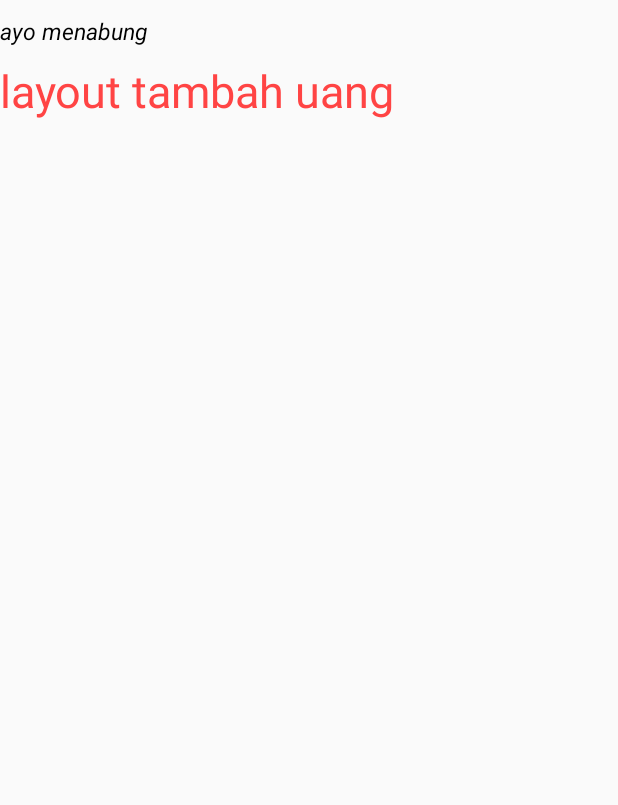
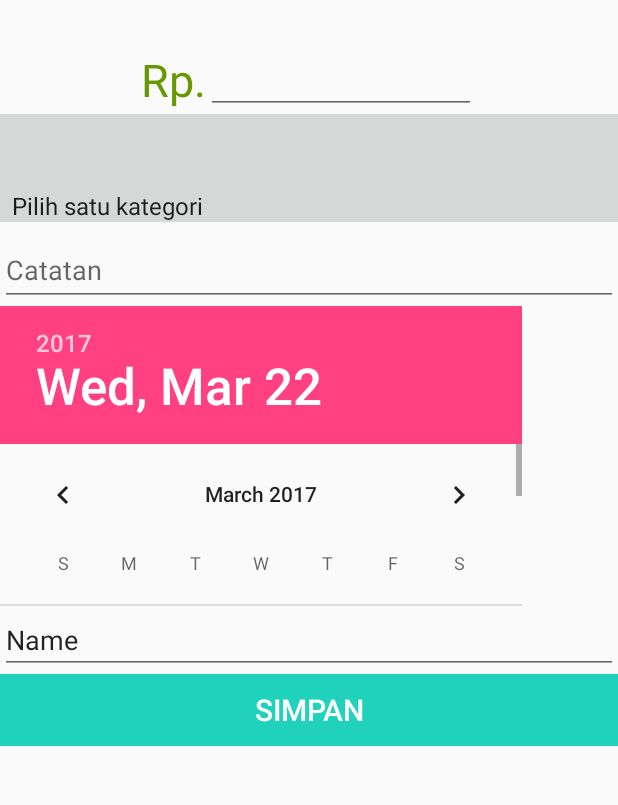
Before and after one commit to ViramelianaXIR133/Cost.In, an Android app: the fragment TambahFragment placed in its activity, on a phone screen of 412 x 824 dp, the part 84-889 px from its top. Run offline under Robolectric (Android 15) with nearby library versions, the phone set to English and light mode, and no system bars.

Commit message:
Layout tambah belum fix

```diff
--- a/app/src/main/java/id/sch/smktelkom_mlg/project2/xirpl11517192933/costin/TambahFragment.java
+++ b/app/src/main/java/id/sch/smktelkom_mlg/project2/xirpl11517192933/costin/TambahFragment.java
@@ -1,11 +1,20 @@
 package id.sch.smktelkom_mlg.project2.xirpl11517192933.costin;
 
 
+import android.app.DatePickerDialog;
+import android.os.Build;
 import android.os.Bundle;
+import android.support.annotation.RequiresApi;
 import android.support.v4.app.Fragment;
 import android.view.LayoutInflater;
 import android.view.View;
 import android.view.ViewGroup;
+import android.widget.DatePicker;
+import android.widget.EditText;
+import android.widget.Spinner;
+import android.widget.TextView;
+
+import java.util.Calendar;
 
 
 /**
@@ -13,6 +22,11 @@ import android.view.ViewGroup;
  */
 public class TambahFragment extends Fragment {
 
+    TextView etTgl;
+    int mYear;
+    int mMonth;
+    int mDay;
+    Spinner spJenis;
 
     public TambahFragment() {
         // Required empty public constructor
@@ -22,8 +36,32 @@ public class TambahFragment extends Fragment {
     @Override
     public View onCreateView(LayoutInflater inflater, ViewGroup container,
                              Bundle savedInstanceState) {
+        View v = inflater.inflate(R.layout.tambah_layout, container, false);
+
+        spJenis = (Spinner) v.findViewById(R.id.spinnerJenis);
+
+        etTgl = (EditText) v.findViewById(R.id.editTexttgl);
+
+        etTgl.setOnClickListener(new View.OnClickListener() {
+            @RequiresApi(api = Build.VERSION_CODES.N)
+            @Override
+            public void onClick(View view) {
+                Calendar mcurrentDate = Calendar.getInstance();
+                mYear = mcurrentDate.get(Calendar.YEAR);
+                mMonth = mcurrentDate.get(Calendar.MONTH);
+                mDay = mcurrentDate.get(Calendar.DAY_OF_MONTH);
+
+                DatePickerDialog mDatePicker = new DatePickerDialog(getActivity(), new DatePickerDialog.OnDateSetListener() {
+                    public void onDateSet(DatePicker datePicker, int selectedyear, int selectedmonth, int selectedday) {
+
+                    }
+                }, mYear, mMonth, mDay);
+                mDatePicker.setTitle("Select date");
+                mDatePicker.show();
+            }
+        });
+
         // Inflate the layout for this fragment
         return inflater.inflate(R.layout.tambah_layout, container, false);
     }
-
 }
--- /dev/null
+++ b/app/src/main/res/drawable/bgbtn.xml
@@ -0,0 +1,7 @@
+<?xml version="1.0" encoding="utf-8"?>
+<selector xmlns:android="http://schemas.android.com/apk/res/android">
+    <item android:drawable="@color/bg_screen2" android:state_pressed="true" />
+    <item android:drawable="@color/dot_light_screen2" android:state_hovered="true" />
+    <item android:drawable="@color/bg_screen2" />
+
+</selector>
--- /dev/null
+++ b/app/src/main/res/layout/fragment_date_picker.xml
@@ -0,0 +1,13 @@
+<FrameLayout xmlns:android="http://schemas.android.com/apk/res/android"
+    xmlns:tools="http://schemas.android.com/tools"
+    android:layout_width="match_parent"
+    android:layout_height="match_parent"
+    tools:context="id.sch.smktelkom_mlg.project2.xirpl11517192933.costin.DatePickerFragment">
+
+    <!-- TODO: Update blank fragment layout -->
+    <TextView
+        android:layout_width="match_parent"
+        android:layout_height="match_parent"
+        android:text="@string/hello_blank_fragment" />
+
+</FrameLayout>
--- a/app/src/main/res/layout/tambah_layout.xml
+++ b/app/src/main/res/layout/tambah_layout.xml
@@ -1,32 +1,93 @@
-<FrameLayout xmlns:android="http://schemas.android.com/apk/res/android"
+<LinearLayout xmlns:android="http://schemas.android.com/apk/res/android"
     xmlns:tools="http://schemas.android.com/tools"
     android:layout_width="match_parent"
-    android:layout_height="match_parent"
+    android:layout_height="wrap_content"
+    android:orientation="vertical"
+    android:textAlignment="center"
+
+    android:weightSum="1"
     tools:context="id.sch.smktelkom_mlg.project2.xirpl11517192933.costin.TambahFragment">
 
     <!-- TODO: Update blank fragment layout -->
 
-    <TextView
-        android:id="@+id/textView"
-        android:layout_width="wrap_content"
+    <LinearLayout
+        android:layout_width="match_parent"
         android:layout_height="wrap_content"
-        android:layout_centerHorizontal="true"
-        android:layout_marginTop="40dp"
+        android:layout_weight="0.19"
         android:gravity="center"
-        android:text="layout tambah uang"
-        android:textColor="@android:color/holo_red_light"
-        android:textSize="30sp" />
+        android:orientation="horizontal"
+        android:weightSum="1">
 
-    <TextView
-        android:layout_width="wrap_content"
+        <TextView
+            android:id="@+id/textViewRp"
+            android:layout_width="wrap_content"
+            android:layout_height="wrap_content"
+            android:layout_centerHorizontal="true"
+            android:paddingTop="30dp"
+            android:text="Rp."
+            android:textAlignment="center"
+            android:textColor="@android:color/holo_green_dark"
+            android:textSize="30sp" />
+
+        <EditText
+            android:layout_width="0dp"
+            android:layout_height="wrap_content"
+            android:layout_weight="0.49"
+            android:inputType="numberSigned"
+            android:paddingTop="30dp"
+            android:textAlignment="center"
+            android:textColor="@android:color/holo_green_dark"
+            android:textSize="26dp" />
+
+    </LinearLayout>
+
+    <Spinner
+        android:id="@+id/spinnerJenis"
+        android:layout_width="match_parent"
         android:layout_height="wrap_content"
-        android:layout_below="@+id/textView"
-        android:layout_centerHorizontal="true"
-        android:layout_marginTop="10dp"
-        android:autoLink="web"
-        android:text="ayo menabung"
-        android:textColor="#000"
-        android:textSize="15sp"
-        android:textStyle="italic" />
+        android:background="?attr/colorButtonNormal"
+        android:entries="@array/jenis"
+        android:paddingTop="50dp"
+        android:popupBackground="@color/dot_light_screen4" />
 
-</FrameLayout>
+    <android.support.design.widget.TextInputLayout
+        android:layout_width="match_parent"
+        android:layout_height="wrap_content">
+
+        <EditText
+            android:id="@+id/editTextDetail"
+            android:layout_width="match_parent"
+            android:layout_height="wrap_content"
+            android:ems="10"
+            android:hint="Catatan"
+            android:inputType="text"
+            android:paddingTop="10dp" />
+
+    </android.support.design.widget.TextInputLayout>
+
+    <DatePicker
+        android:id="@+id/datePicker"
+        android:layout_width="match_parent"
+        android:layout_height="200dp" />
+
+    <EditText
+        android:id="@+id/editTexttgl"
+        android:layout_width="match_parent"
+        android:layout_height="wrap_content"
+        android:layout_weight="0.19"
+        android:ems="10"
+        android:inputType="textPersonName"
+        android:text="Name" />
+
+    <Button
+        android:id="@+id/buttonSimpan"
+        style="@style/Base.TextAppearance.AppCompat.Title"
+        android:layout_width="match_parent"
+        android:layout_height="wrap_content"
+        android:background="@drawable/bgbtn"
+        android:text="Simpan"
+        android:textAlignment="center"
+        android:textColor="@android:color/white" />
+
+
+</LinearLayout>
--- /dev/null
+++ b/app/src/main/res/values/arrays.xml
@@ -0,0 +1,14 @@
+<?xml version="1.0" encoding="utf-8"?>
+<resources>
+    <string-array name="jenis">
+        <item> Pilih satu kategori </item>
+        <item> Makanan dan minuman </item>
+        <item> Tagihan </item>
+        <item> Transportasi </item>
+        <item> Belanja </item>
+        <item> Kesehatan </item>
+        <item> Pendidikan </item>
+        <item> Pribadi </item>
+        <item> Lain-lain </item>
+    </string-array>
+</resources>
--- a/app/src/main/res/values/colors.xml
+++ b/app/src/main/res/values/colors.xml
@@ -2,7 +2,7 @@
 <resources>
     <color name="colorPrimary">#3F51B5</color>
     <color name="colorPrimaryDark">#303F9F</color>
-    <color name="colorAccent">#FF4081</color>
+    <color name="colorAccent">#ff4081</color>
 
     <color name="black">#000</color>
     <color name="orange">#FA0</color>
```
